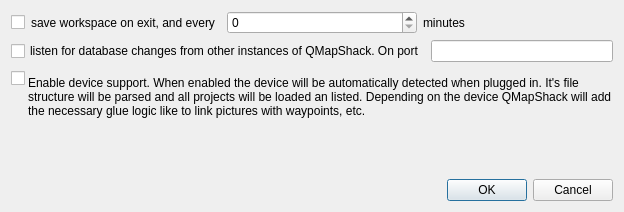
Maproom/qmapshack, file src/qmapshack/gis/db/ISetupWorkspace.ui: the form before one commit.
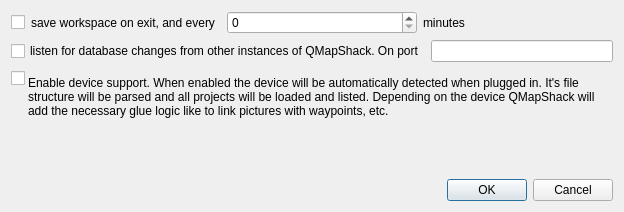
The form after the commit.

Patch:
```diff
--- a/src/qmapshack/gis/db/ISetupWorkspace.ui
+++ b/src/qmapshack/gis/db/ISetupWorkspace.ui
@@ -116,7 +116,7 @@
         </sizepolicy>
        </property>
        <property name="text">
-        <string>Enable device support. When enabled the device will be automatically detected when plugged in. It's file structure will be parsed and all projects will be loaded an listed. Depending on the device QMapShack will add the necessary glue logic like to link pictures with waypoints, etc.</string>
+        <string>Enable device support. When enabled the device will be automatically detected when plugged in. It's file structure will be parsed and all projects will be loaded and listed. Depending on the device QMapShack will add the necessary glue logic like to link pictures with waypoints, etc.</string>
        </property>
        <property name="wordWrap">
         <bool>true</bool>
```
